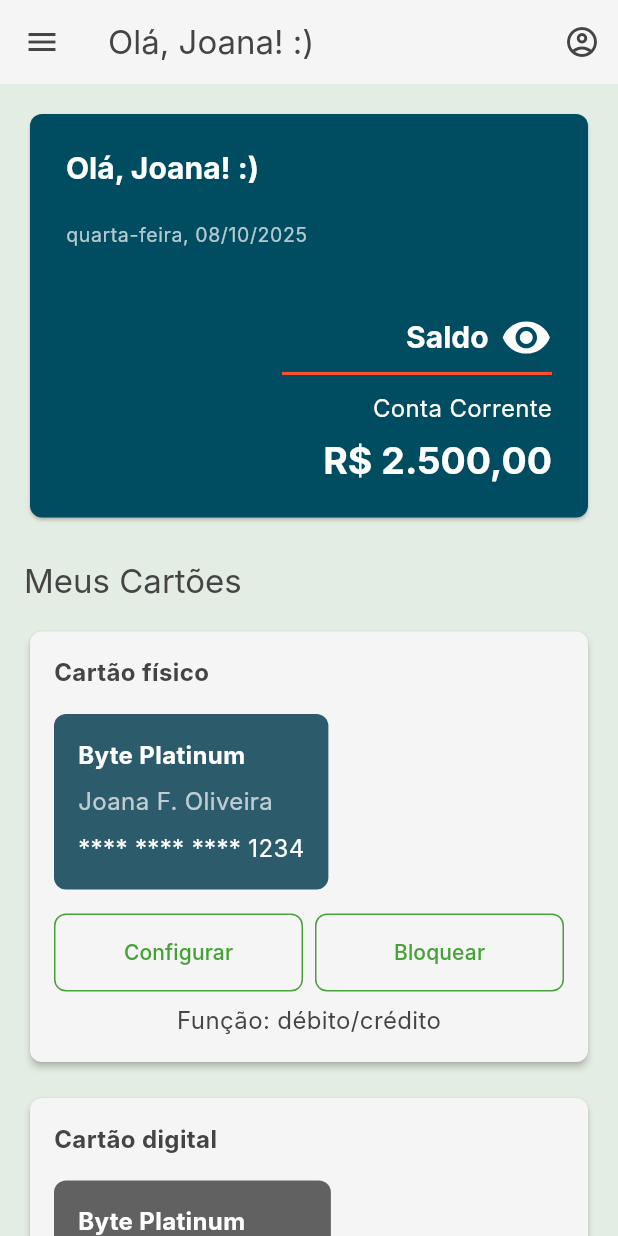
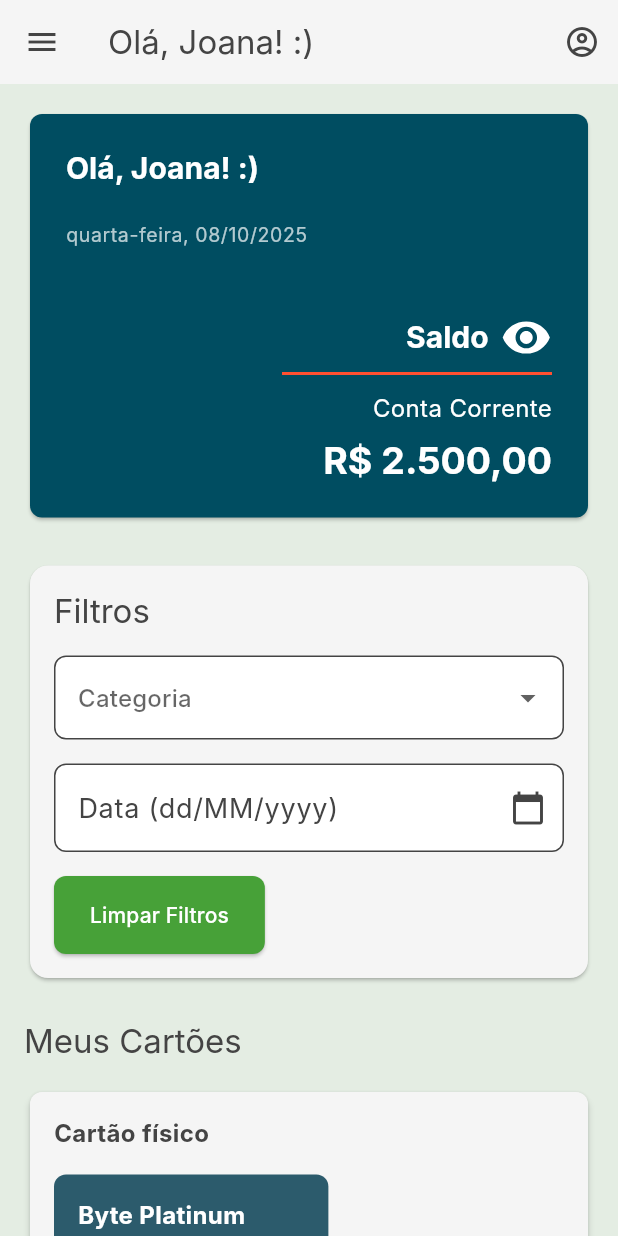
Before and after one commit to jhonsoad/projeto-financeiro-android-app, a Flutter app: the DashboardScreen screen opened by its route, on a phone screen of 412 x 824 dp. Run offline on Flutter 3.47's test engine with Material 3 defaults, Android fonts, the phone set to English and light mode, and no system bars; our stand-ins replace cloud_firestore, firebase_auth, firebase_core, firebase_storage, flutter_svg, image_picker and 1 more; accounts and stored records are empty; Roboto replaces fonts that are missing (Inter); project files that could hold a hidden picture were left out.

Commit message:
cria filtro de transacoes

```diff
--- a/lib/screens/dashboard_screen.dart
+++ b/lib/screens/dashboard_screen.dart
@@ -1,10 +1,12 @@
-import 'package:flutter/material.dart';
 import 'package:cloud_firestore/cloud_firestore.dart'
     hide Transaction;
+import 'package:flutter/material.dart';
 import 'package:intl/intl.dart';
+
 import '../models/transaction.dart';
 import '../widgets/dashboard/balance_card.dart';
 import '../widgets/dashboard/custom_drawer.dart';
+import '../widgets/dashboard/filter_selection.dart';
 import '../widgets/dashboard/investments_section.dart';
 import '../widgets/dashboard/my_cards_section.dart';
 import '../widgets/dashboard/new_transaction_form.dart';
@@ -29,27 +31,64 @@ class _DashboardScreenState extends State<DashboardScreen> {
   DashboardPage _currentPage = DashboardPage.inicio;
   final FirebaseFirestore _firestore = FirebaseFirestore.instance;
 
+  String? _selectedCategoryFilter;
+  DateTime? _selectedDateFilter;
+  final TextEditingController _dateController =
+      TextEditingController();
+
   @override
   void initState() {
     super.initState();
     _loadData();
   }
 
+  @override
+  void dispose() {
+    _dateController.dispose();
+    super.dispose();
+  }
+
   Future<void> _loadData() async {
     setState(() {
       _isLoading = true;
     });
-    final snapshot = await _firestore
-        .collection('transactions')
-        .get();
+
+    Query query = _firestore.collection('transactions');
+
+    if (_selectedCategoryFilter != null) {
+      query = query.where('type', isEqualTo: _selectedCategoryFilter);
+    }
+
+    if (_selectedDateFilter != null) {
+      final formattedDate = DateFormat(
+        'dd/MM/yyyy',
+      ).format(_selectedDateFilter!);
+      query = query.where('date', isEqualTo: formattedDate);
+    }
+
+    final snapshot = await query.get();
     final transactions = snapshot.docs
-        .map((doc) => Transaction.fromJson(doc.data()))
+        .map(
+          (doc) => Transaction.fromJson(
+            doc.data() as Map<String, dynamic>,
+          ),
+        )
         .toList();
+
     setState(() {
       _transactions = transactions;
       _calculateTotalBalance(transactions);
       _isLoading = false;
     });
+  }
+
+  void _clearFilters() {
+    setState(() {
+      _selectedCategoryFilter = null;
+      _selectedDateFilter = null;
+      _dateController.clear();
+    });
+    _loadData();
   }
 
   void _calculateTotalBalance(List<Transaction> currentTransactions) {
@@ -111,17 +150,15 @@ class _DashboardScreenState extends State<DashboardScreen> {
     setState(() {
       _currentPage = page;
     });
-    Navigator.of(context).pop(); // Fecha o drawer após a seleção
+    Navigator.of(context).pop();
   }
 
   Widget _buildCurrentPage() {
     return AnimatedSwitcher(
-      duration: const Duration(milliseconds: 1000),
+      duration: const Duration(milliseconds: 500),
       child: switch (_currentPage) {
         DashboardPage.inicio => Column(
-          key: const ValueKey(
-            'InicioPage',
-          ),
+          key: const ValueKey('InicioPage'),
           children: [
             const MyCardsSection(),
             const SizedBox(height: 24),
@@ -133,9 +170,7 @@ class _DashboardScreenState extends State<DashboardScreen> {
           ],
         ),
         DashboardPage.transferencias => Column(
-          key: const ValueKey(
-            'TransferenciasPage',
-          ),
+          key: const ValueKey('TransferenciasPage'),
           children: [
             NewTransactionForm(onAddTransaction: _addTransaction),
             const SizedBox(height: 24),
@@ -147,12 +182,10 @@ class _DashboardScreenState extends State<DashboardScreen> {
           ],
         ),
         DashboardPage.investimentos => const InvestmentsSection(
-          key: ValueKey(
-            'InvestimentosPage',
-          ),
+          key: ValueKey('InvestimentosPage'),
         ),
         DashboardPage.servicos => const ServicesSection(
-          key: ValueKey('ServicosPage'), // Adiciona uma chave única
+          key: ValueKey('ServicosPage'),
         ),
       },
     );
@@ -175,9 +208,7 @@ class _DashboardScreenState extends State<DashboardScreen> {
         actions: [
           IconButton(
             icon: const Icon(Icons.account_circle_outlined),
-            onPressed: () {
-              // Ação do perfil
-            },
+            onPressed: () {},
           ),
         ],
         elevation: 0,
@@ -191,6 +222,29 @@ class _DashboardScreenState extends State<DashboardScreen> {
                 children: [
                   BalanceCard(balance: _balance),
                   const SizedBox(height: 24),
+                  FilterSection(
+                    selectedCategory: _selectedCategoryFilter,
+                    dateController: _dateController,
+                    onCategoryChanged: (category) {
+                      setState(() {
+                        _selectedCategoryFilter = category;
+                      });
+                      _loadData();
+                    },
+                    onDateChanged: (date) {
+                      if (date != null) {
+                        setState(() {
+                          _selectedDateFilter = date;
+                          _dateController.text = DateFormat(
+                            'dd/MM/yyyy',
+                          ).format(date);
+                        });
+                        _loadData();
+                      }
+                    },
+                    onFilterCleared: _clearFilters,
+                  ),
+                  const SizedBox(height: 24),
                   _buildCurrentPage(),
                 ],
               ),
--- /dev/null
+++ b/lib/widgets/dashboard/filter_selection.dart
@@ -0,0 +1,84 @@
+import 'package:flutter/material.dart';
+import 'package:intl/intl.dart';
+
+class FilterSection extends StatelessWidget {
+  final Function(String? category) onCategoryChanged;
+  final Function(DateTime? date) onDateChanged;
+  final VoidCallback onFilterCleared;
+
+  final String? selectedCategory;
+  final TextEditingController dateController;
+
+  const FilterSection({
+    super.key,
+    required this.onCategoryChanged,
+    required this.onDateChanged,
+    required this.onFilterCleared,
+    this.selectedCategory,
+    required this.dateController,
+  });
+
+  @override
+  Widget build(BuildContext context) {
+    return Card(
+      child: Padding(
+        padding: const EdgeInsets.all(16.0),
+        child: Column(
+          crossAxisAlignment: CrossAxisAlignment.start,
+          children: [
+            Text(
+              'Filtros',
+              style: Theme.of(context).textTheme.titleLarge,
+            ),
+            const SizedBox(height: 16),
+            Wrap(
+              spacing: 16.0,
+              runSpacing: 16.0,
+              children: [
+                DropdownButtonFormField<String>(
+                  value:
+                      selectedCategory,
+                  hint: const Text('Categoria'),
+                  onChanged:
+                      onCategoryChanged,
+                  items: ['Depósito', 'Transferência']
+                      .map(
+                        (category) => DropdownMenuItem(
+                          value: category,
+                          child: Text(category),
+                        ),
+                      )
+                      .toList(),
+                ),
+                TextFormField(
+                  controller:
+                      dateController,
+                  decoration: const InputDecoration(
+                    hintText: 'Data (dd/MM/yyyy)',
+                    suffixIcon: Icon(Icons.calendar_today),
+                  ),
+                  readOnly: true,
+                  onTap: () async {
+                    final pickedDate = await showDatePicker(
+                      context: context,
+                      initialDate: DateTime.now(),
+                      firstDate: DateTime(2000),
+                      lastDate: DateTime.now(),
+                    );
+                    onDateChanged(pickedDate);
+                  },
+                ),
+              ],
+            ),
+            const SizedBox(height: 16),
+            ElevatedButton(
+              onPressed:
+                  onFilterCleared,
+              child: const Text('Limpar Filtros'),
+            ),
+          ],
+        ),
+      ),
+    );
+  }
+}
--- a/lib/widgets/dashboard/new_transaction_form.dart
+++ b/lib/widgets/dashboard/new_transaction_form.dart
@@ -8,7 +8,6 @@ import '../common/custom_dropdown.dart';
 import '../common/custom_input.dart';
 
 class NewTransactionForm extends StatefulWidget {
-  // Callback para notificar a tela principal sobre a nova transação
   final Function(String type, double amount, String? proof) onAddTransaction;
 
   const NewTransactionForm({
@@ -68,21 +67,18 @@ class _NewTransactionFormState extends State<NewTransactionForm> {
         proofUrl = await _uploadImage(_image!);
       }
 
-      // Converte para negativo se for transferência
       final finalAmount = _selectedTransactionType == 'Transferência'
           ? -amount
           : amount;
 
       widget.onAddTransaction(_selectedTransactionType!, finalAmount, proofUrl);
 
-      // Limpa o formulário
       _formKey.currentState?.reset();
       _valueController.clear();
       setState(() {
         _selectedTransactionType = null;
         _image = null;
       });
-      // Remove o foco para fechar o teclado
       FocusScope.of(context).unfocus();
     }
   }
```
